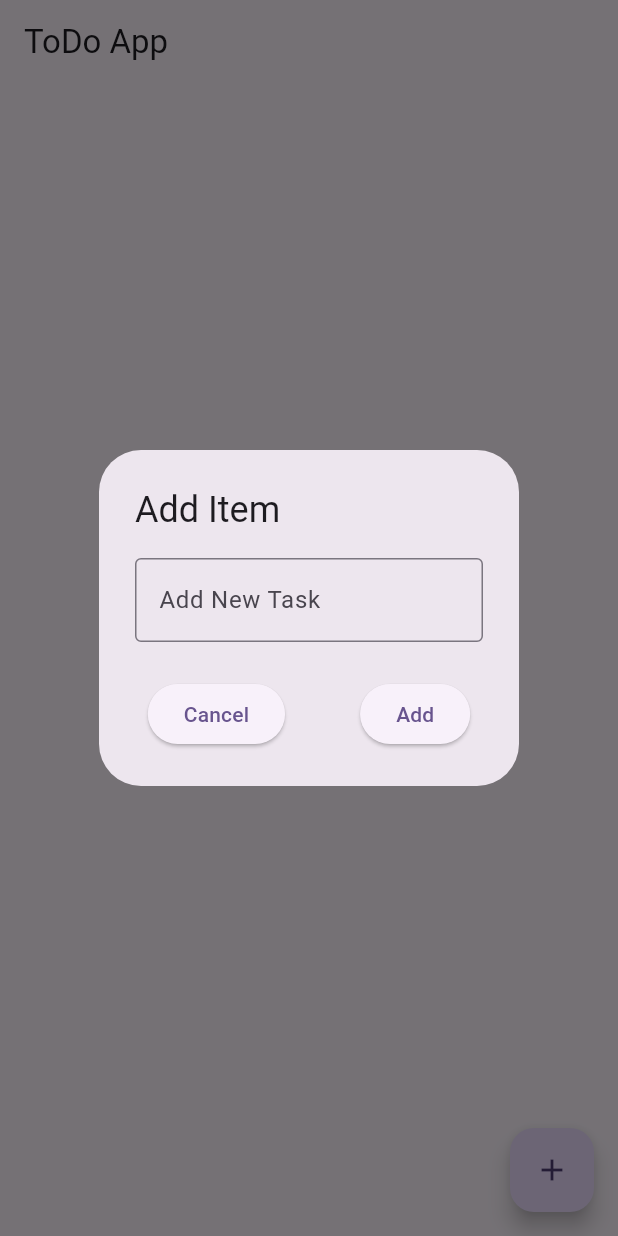
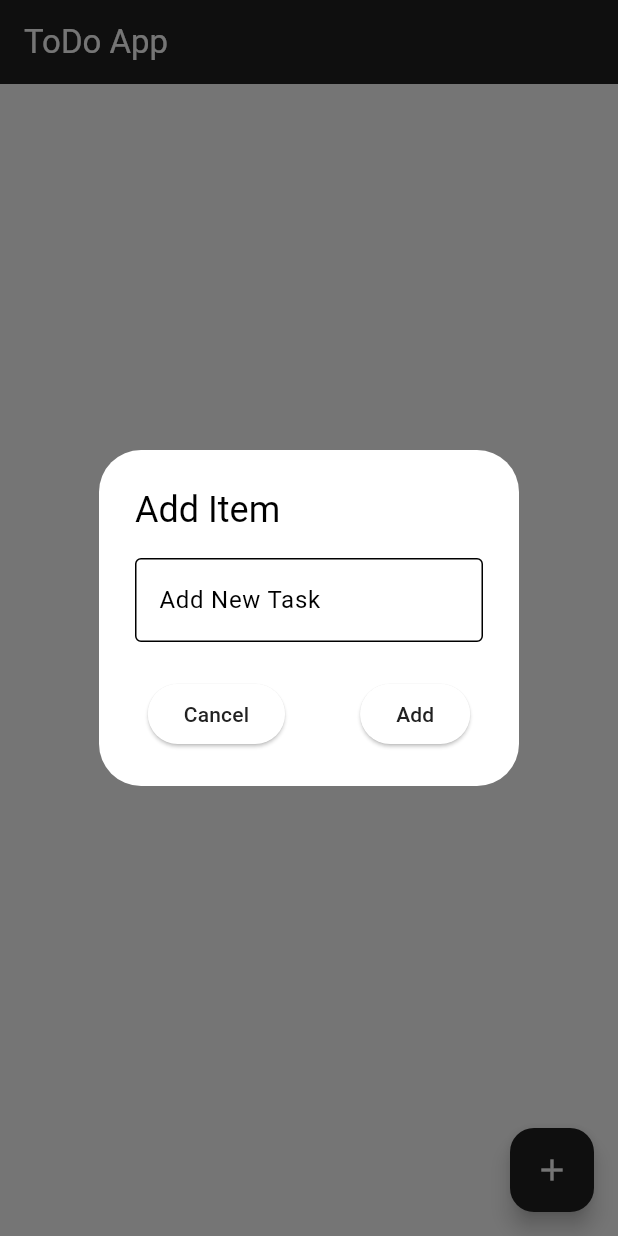
Before and after one commit to BugMaker69/YAT, a Flutter app: the screen it shows after launch, after a tap on the "add" icon, on a phone screen of 412 x 824 dp. Run offline on Flutter 3.47's test engine with Material 3 defaults, Android fonts, the phone set to English and light mode, and no system bars; our stand-ins replace hive, hive_flutter; accounts and stored records are empty.

Commit message:
Edit Themes

```diff
--- a/flutter_project/flutter_project/lib/main.dart
+++ b/flutter_project/flutter_project/lib/main.dart
@@ -1,6 +1,7 @@
 import 'package:flutter/material.dart';
 import 'package:flutter_project/data/models/card_data.dart';
 import 'package:flutter_project/main_page.dart';
+import 'package:flutter_project/themes/theme.dart';
 import 'package:hive_flutter/adapters.dart';
 
 void main() async {
@@ -18,10 +19,8 @@ class MyApp extends StatelessWidget {
     return MaterialApp(
       debugShowCheckedModeBanner: false,
       title: 'ToDo App',
-      theme: ThemeData(
-        colorScheme: ColorScheme.fromSeed(seedColor: Colors.deepPurple),
-        useMaterial3: true,
-      ),
+      theme: ligthMdoe,
+      darkTheme: darkMode,
       home: MainScreen(),
     );
   }
--- /dev/null
+++ b/flutter_project/flutter_project/lib/themes/theme.dart
@@ -0,0 +1,25 @@
+import 'package:flutter/material.dart';
+
+ThemeData ligthMdoe = ThemeData(
+  brightness: Brightness.light,
+  colorScheme: ColorScheme.light(
+    background: Colors.grey.shade300,
+    primary: Colors.grey.shade900,
+  ),
+  appBarTheme: AppBarTheme(
+    backgroundColor: Colors.grey.shade900,
+    foregroundColor: Colors.white
+  ),
+);
+
+ThemeData darkMode = ThemeData(
+  brightness: Brightness.dark,
+  colorScheme: ColorScheme.dark(
+    background: Colors.grey.shade900,
+    primary: Colors.grey.shade700,
+  ),
+    appBarTheme: AppBarTheme(
+    backgroundColor: Colors.grey.shade900,
+    foregroundColor: Colors.white
+  ),
+);
```
